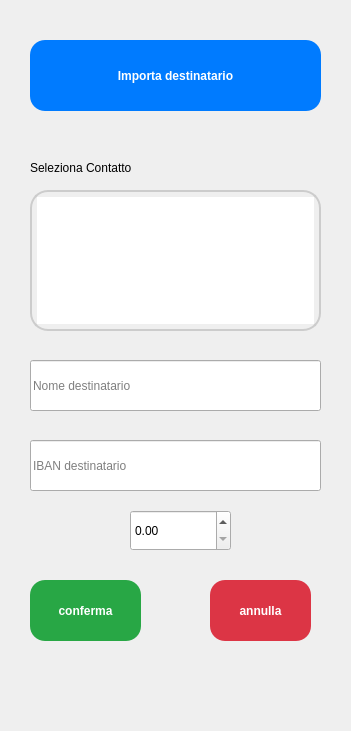
First picture: the form in transferdialog.ui, repository AndreaDiPietro0/BankAccount_DiPietro, before the edit.
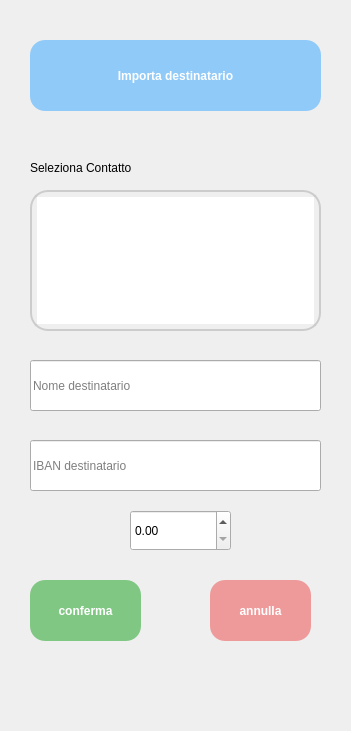
Second picture: the form after the edit.

Patch:
```diff
--- a/transferdialog.ui
+++ b/transferdialog.ui
@@ -115,7 +115,7 @@
    </property>
    <property name="styleSheet">
     <string notr="true">QPushButton {
-    background-color: #28a745;  
+    background-color: #81C784;  
     color: white;             
     border-radius: 15px;        
     padding: 10px;             
@@ -146,7 +146,7 @@
    </property>
    <property name="styleSheet">
     <string notr="true">QPushButton {
-    background-color: #dc3545; 
+    background-color: #EF9A9A; 
     color: white;           
     border-radius: 15px;        
     padding: 10px;             
@@ -177,7 +177,7 @@
    </property>
    <property name="styleSheet">
     <string notr="true">QPushButton {
-    background-color: #007BFF;  
+    background-color: #90CAF9;  
     color: white;             
     border-radius: 15px;        
     padding: 10px;             
```
Left out of the diff: 12 changed lines with no effect on the pictures.
